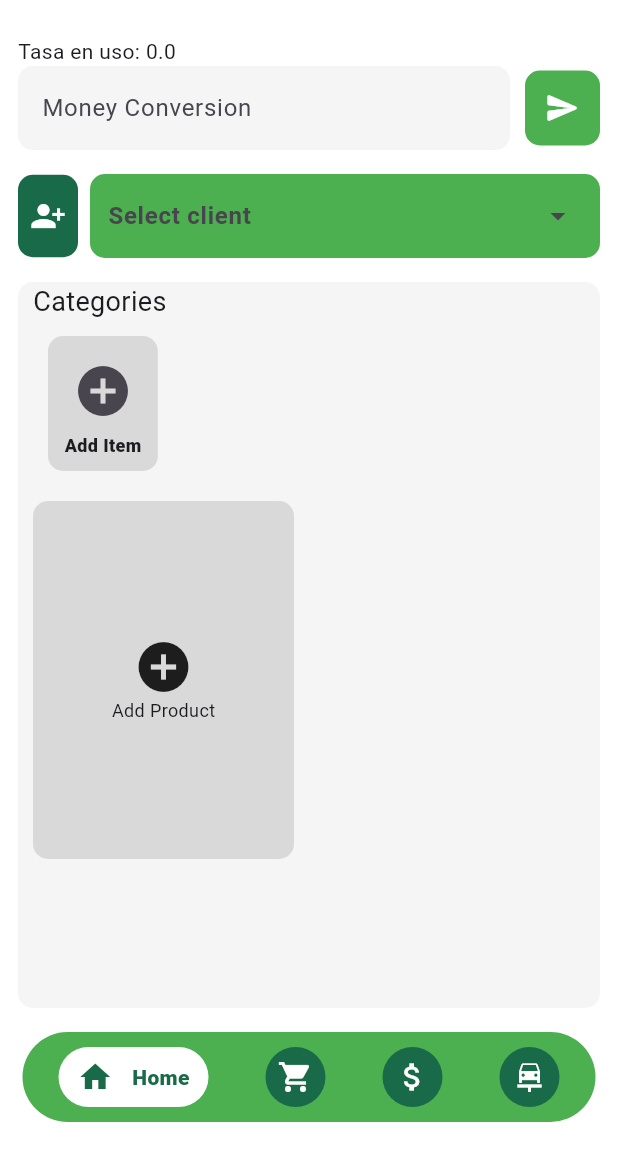
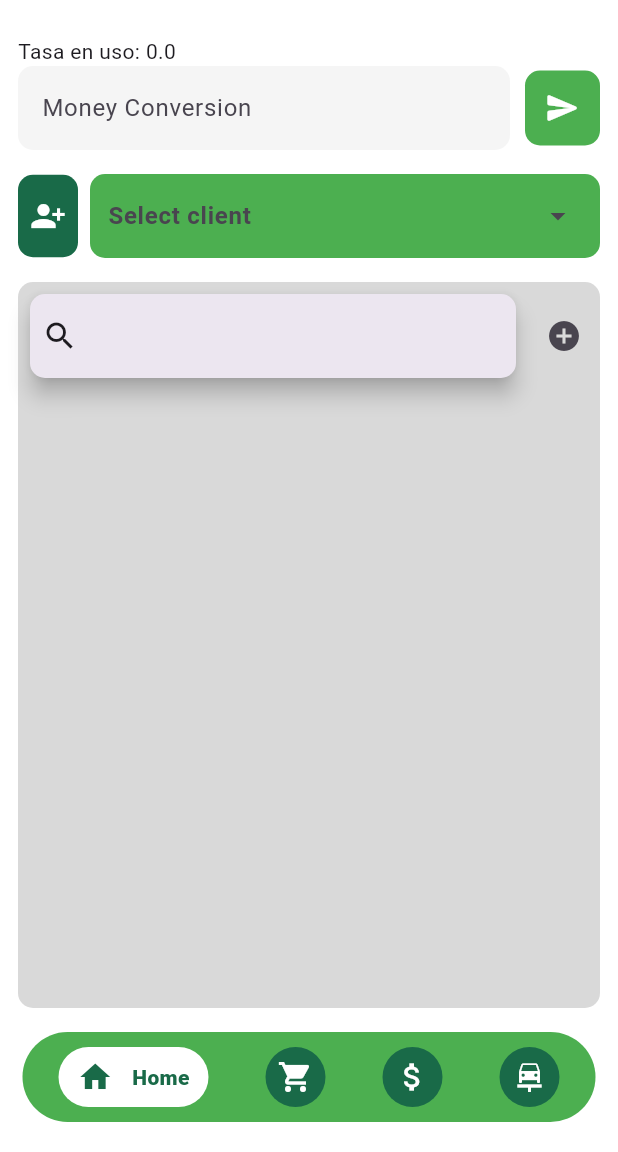
Before and after one commit to Josemndoza2718/Grocery_Store, a Flutter app: the screen it shows after launch, on a phone screen of 412 x 824 dp, the part 84-1236 px from its top. Run offline on Flutter 3.47's test engine with Material 3 defaults, Android fonts, the phone set to English and light mode, and no system bars; our stand-ins replace image_picker, sembast, shared_preferences; network calls fail.

Commit message:
refactor: Implement product filtering in HomeViewModel and enhance UI with search functionality in HomePage

```diff
--- a/grocery_store/lib/ui/home/home_page.dart
+++ b/grocery_store/lib/ui/home/home_page.dart
@@ -1,18 +1,17 @@
 // ignore_for_file: must_be_immutable
 
 import 'package:flutter/material.dart';
-import 'package:flutter/services.dart';
 import 'package:grocery_store/core/data/repositories/local/prefs.dart';
 import 'package:grocery_store/core/resource/colors.dart';
 import 'package:grocery_store/ui/add_product/add_product_page.dart';
 import 'package:grocery_store/ui/home/widgets/categories_widget.dart';
+import 'package:grocery_store/ui/home/widgets/decimal_widget.dart';
 import 'package:grocery_store/ui/home/widgets/products_list_widget.dart';
 import 'package:grocery_store/ui/view_model/add_product_view_model.dart';
 import 'package:grocery_store/ui/view_model/home_view_model.dart';
 import 'package:grocery_store/ui/view_model/cart_view_model.dart';
 import 'package:grocery_store/ui/widgets/floatingMessage.dart';
 import 'package:grocery_store/ui/widgets/custom_textformfield.dart';
-import 'package:intl/intl.dart';
 import 'package:provider/provider.dart';
 
 class HomePage extends StatefulWidget {
@@ -51,7 +50,8 @@ class _HomePageState extends State<HomePage> {
   @override
   Widget build(BuildContext context) {
     return GestureDetector(
-      onTap: () => FocusScope.of(context).unfocus(), // Esto quita el foco de cualquier TextField
+      onTap: () => FocusScope.of(context)
+          .unfocus(), // Esto quita el foco de cualquier TextField
       behavior: HitTestBehavior.opaque,
       child: SafeArea(
         child: Consumer<HomeViewModel>(builder: (context, viewModel, _) {
@@ -185,7 +185,7 @@ class _HomePageState extends State<HomePage> {
                             );
                             viewModel.clientId = value!;
                             viewModel.setClientName = selectedClient.name;
-                                                    },
+                          },
                         ),
                       ),
                     ),
@@ -242,17 +242,50 @@ class _HomePageState extends State<HomePage> {
                       }
                     },
                   ),
-
                 //GridViewButtons
                 Flexible(
                   child: Container(
                     decoration: BoxDecoration(
-                        color: AppColors.lightwhite,
+                        color: AppColors.lightgrey,
                         borderRadius: BorderRadius.circular(10)),
                     child: Column(
                       children: [
+                        Row(
+                          mainAxisAlignment: MainAxisAlignment.spaceBetween,
+                          children: [
+                            Flexible(
+                              child: Container(
+                                margin: const EdgeInsets.all(8),
+                                child: SearchBar(
+                                  controller: searchController,
+                                  leading: const Icon(Icons.search),
+                                  shape: const WidgetStatePropertyAll(
+                                      RoundedRectangleBorder(
+                                    borderRadius: BorderRadius.all(
+                                      Radius.circular(10),
+                                    ),
+                                  )),
+                                  onChanged: (value) {
+                                    if (value.isNotEmpty) {
+                                      viewModel.filterProducts(value);
+                                    } else {
+                                      viewModel.getProducts();
+                                    }
+                                  },
+                                ),
+                              ),
+                            ),
+                            IconButton(
+                              icon: const Icon(Icons.add_circle),
+                              onPressed: () {
+                                // Show filter options
+                              },
+                            ),
+                          ],
+                        ),
+
                         //Text("Client ${viewModel.clientName}"),
-                        CategoriesWidget(
+                        /* CategoriesWidget(
                           pressedIndex: viewModel.pressedIndex,
                           selectedIndexGrid: viewModel.selectedIndexGrid,
                           listCategories: viewModel.listCategories,
@@ -275,23 +308,27 @@ class _HomePageState extends State<HomePage> {
                           onClose: () => viewModel.getCategories(),
                           onDeleteCategory: (index) => viewModel.deleteCategory(
                               viewModel.listCategories[index].id),
-                        ),
+                        ), */
                         ProductsListWidget(
-                          page: const AddProductPage(),
-                          listProducts: viewModel.listProducts,
-                          listProductsByCategory: viewModel.listProductsByCategory,
+                          listProducts: viewModel.listFilterProducts.isNotEmpty
+                              ? viewModel.listFilterProducts
+                              : viewModel.listProducts,
+                          listProductsByCategory:
+                              viewModel.listProductsByCategory,
                           onTap: (index) {
-                            var addProductViewModel = context.read<AddProductViewModel>();
-                            addProductViewModel.getCategoryId(viewModel.listProducts, index);
+                            var addProductViewModel =
+                                context.read<AddProductViewModel>();
+                            addProductViewModel.getCategoryId(
+                                viewModel.listProducts, index);
                           },
                           onPressed: (index) {
                             var carViewModel = context.read<CartViewModel>();
 
-
                             if (viewModel.clientName.isEmpty) {
                               showFloatingMessage(
                                   context: context,
-                                  message: "¡¡¡Warning!!!. Please select a client",
+                                  message:
+                                      "¡¡¡Warning!!!. Please select a client",
                                   color: AppColors.red);
                               return;
                             }
@@ -305,9 +342,12 @@ class _HomePageState extends State<HomePage> {
                             }
 
                             // Check if a cart for the client already exists
-                            final existingCart = carViewModel.listCarts.where(
-                                (element) => element.ownerId == viewModel.clientId,
-                            ).toList();
+                            final existingCart = carViewModel.listCarts
+                                .where(
+                                  (element) =>
+                                      element.ownerId == viewModel.clientId,
+                                )
+                                .toList();
 
                             if (existingCart.isEmpty) {
                               carViewModel.createCart(
@@ -328,7 +368,8 @@ class _HomePageState extends State<HomePage> {
                               );
                               showFloatingMessage(
                                   context: context,
-                                  message: "Product added to ${viewModel.clientName}'s cart ",
+                                  message:
+                                      "Product added to ${viewModel.clientName}'s cart ",
                                   color: AppColors.green);
                             }
                           },
@@ -336,7 +377,8 @@ class _HomePageState extends State<HomePage> {
                           moneyConversion: viewModel.moneyConversion,
                           category: viewModel.selectedCategory,
                           isFilterList: viewModel.isFilterList,
-                          onDeleteProduct: (index) => viewModel.deleteProduct(viewModel.listProducts[index].id),
+                          onDeleteProduct: (index) => viewModel
+                              .deleteProduct(viewModel.listProducts[index].id),
                         ),
                       ],
                     ),
@@ -351,28 +393,3 @@ class _HomePageState extends State<HomePage> {
     );
   }
 }
-
-class DecimalInputFormatter extends TextInputFormatter {
-  final NumberFormat _formatter = NumberFormat("#,##0.00", "es_ES");
-
-  @override
-  TextEditingValue formatEditUpdate(
-      TextEditingValue oldValue, TextEditingValue newValue) {
-    // Quitar caracteres no numéricos excepto la coma
-    String newText = newValue.text.replaceAll(RegExp(r'[^\d]'), '');
-
-    if (newText.isEmpty) {
-      return newValue.copyWith(text: '');
-    }
-
-    // Convertir a número con 2 decimales (suponemos que los últimos dos dígitos son decimales)
-    double value = double.parse(newText) / 100;
-
-    final formattedText = _formatter.format(value);
-
-    return TextEditingValue(
-      text: formattedText,
-      selection: TextSelection.collapsed(offset: formattedText.length),
-    );
-  }
-}
--- a/grocery_store/lib/ui/home/widgets/products_list_widget.dart
+++ b/grocery_store/lib/ui/home/widgets/products_list_widget.dart
@@ -19,7 +19,6 @@ class ProductsListWidget extends StatelessWidget {
     this.category,
     this.listProductsByCategory,
     required this.onDeleteProduct,
-    required this.page,
   });
 
   final bool isPayMode;
@@ -32,7 +31,6 @@ class ProductsListWidget extends StatelessWidget {
   final double? moneyConversion;
   final String? category;
   final bool isFilterList;
-  final Widget page;
 
   String setselectedMeasurements(int? value) {
     switch (value) {
@@ -56,21 +54,22 @@ class ProductsListWidget extends StatelessWidget {
         height: isPayMode ? 250 : double.infinity,
         decoration: isPayMode
             ? BoxDecoration(
-                color: AppColors.lightwhite, borderRadius: BorderRadius.circular(10))
+                color: AppColors.lightwhite,
+                borderRadius: BorderRadius.circular(10))
             : null,
         child: GridView.builder(
           scrollDirection: isPayMode ? Axis.horizontal : Axis.vertical,
           gridDelegate: SliverGridDelegateWithFixedCrossAxisCount(
-            crossAxisCount: 2 ,
+            crossAxisCount: 2,
             childAspectRatio: isPayMode ? 1.2 : 0.75,
           ),
           itemCount: isPayMode
               ? listProducts!.length
               : isFilterList
                   ? listProductsByCategory!.length
-                  : listProducts!.length + 1,
+                  : listProducts!.length,
           itemBuilder: (context, index) {
-            if (index == listProducts?.length) {
+            /* if (index == listProducts?.length) {
               return isPayMode
                   ? null
                   : GestureDetector(
@@ -106,7 +105,7 @@ class ProductsListWidget extends StatelessWidget {
                         ),
                       ),
                     );
-            }
+            } */
 
             return GestureDetector(
               onTap: isPayMode
@@ -174,9 +173,9 @@ class ProductsListWidget extends StatelessWidget {
                             width: 90,
                             padding: const EdgeInsets.all(4),
                             decoration: BoxDecoration(
-                                borderRadius: BorderRadius.circular(10),
-                                //color: AppColors.darkgreen,
-                                ),
+                              borderRadius: BorderRadius.circular(10),
+                              //color: AppColors.darkgreen,
+                            ),
                             child: ClipRRect(
                               borderRadius: BorderRadius.circular(10),
                               child: Image.file(
@@ -231,9 +230,7 @@ class ProductsListWidget extends StatelessWidget {
                                   color: AppColors.darkgreen),
                               child: Center(
                                 child: Image.file(
-                                  File(isFilterList
-                                      ? listProductsByCategory![index].image
-                                      : listProducts![index].image),
+                                  File(listProducts![index].image),
                                   height: 80,
                                   width: 80,
                                   //fit: BoxFit.cover,
```
Also changed, not shown: grocery_store/lib/ui/home/widgets/decimal_widget.dart (added, +27 -0 lines), grocery_store/lib/ui/view_model/home_view_model.dart (+13 -0 lines), 1 other file.
